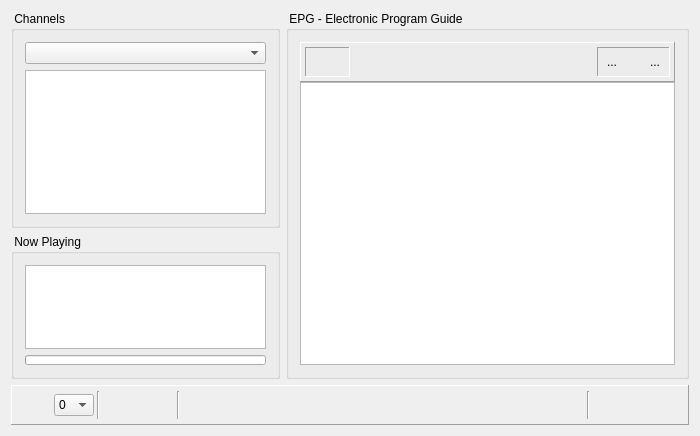
Qt form vlc-record/recorder.ui (code-google-com/vlc-record) before a commit.
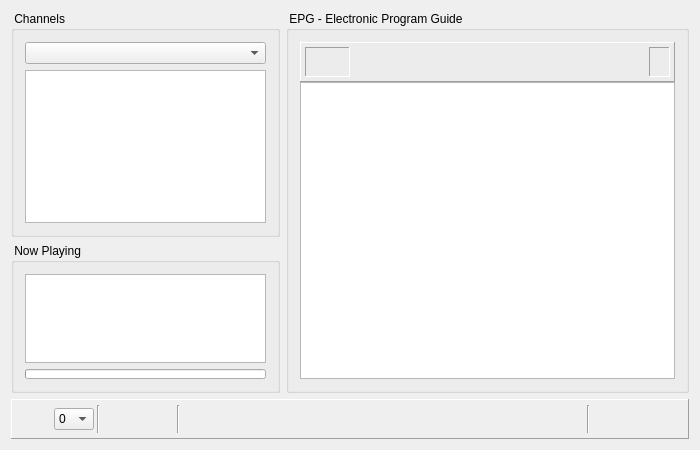
The same form after that commit. Icons and pictures are not drawn. Custom widgets are drawn as their Qt base class.

Commit message: - further work for advanced epg navi bar

Patch:
```diff
--- a/vlc-record/recorder.ui
+++ b/vlc-record/recorder.ui
@@ -7,7 +7,7 @@
     <x>0</x>
     <y>0</y>
     <width>700</width>
-    <height>436</height>
+    <height>450</height>
    </rect>
   </property>
   <property name="windowTitle">
@@ -216,26 +216,18 @@
               <enum>QFrame::Sunken</enum>
              </property>
              <layout class="QHBoxLayout" name="horizontalLayout_4">
-              <property name="margin">
+              <property name="leftMargin">
+               <number>6</number>
+              </property>
+              <property name="topMargin">
                <number>2</number>
               </property>
-              <item>
-               <widget class="QToolButton" name="btnBack">
-                <property name="text">
-                 <string>...</string>
-                </property>
-                <property name="icon">
-                 <iconset resource="vlc-record.qrc">
-                  <normaloff>:/png/back</normaloff>:/png/back</iconset>
-                </property>
-                <property name="autoRaise">
-                 <bool>true</bool>
-                </property>
-                <property name="arrowType">
-                 <enum>Qt::NoArrow</enum>
-                </property>
-               </widget>
-              </item>
+              <property name="rightMargin">
+               <number>6</number>
+              </property>
+              <property name="bottomMargin">
+               <number>2</number>
+              </property>
               <item>
                <widget class="QLabel" name="labCurrDay">
                 <property name="styleSheet">
@@ -249,23 +241,6 @@
                 </property>
                </widget>
               </item>
-              <item>
-               <widget class="QToolButton" name="btnNext">
-                <property name="text">
-                 <string>...</string>
-                </property>
-                <property name="icon">
-                 <iconset resource="vlc-record.qrc">
-                  <normaloff>:/png/next</normaloff>:/png/next</iconset>
-                </property>
-                <property name="autoRaise">
-                 <bool>true</bool>
-                </property>
-                <property name="arrowType">
-                 <enum>Qt::NoArrow</enum>
-                </property>
-               </widget>
-              </item>
              </layout>
             </widget>
            </item>
```
The commit also changes 2 other files.
